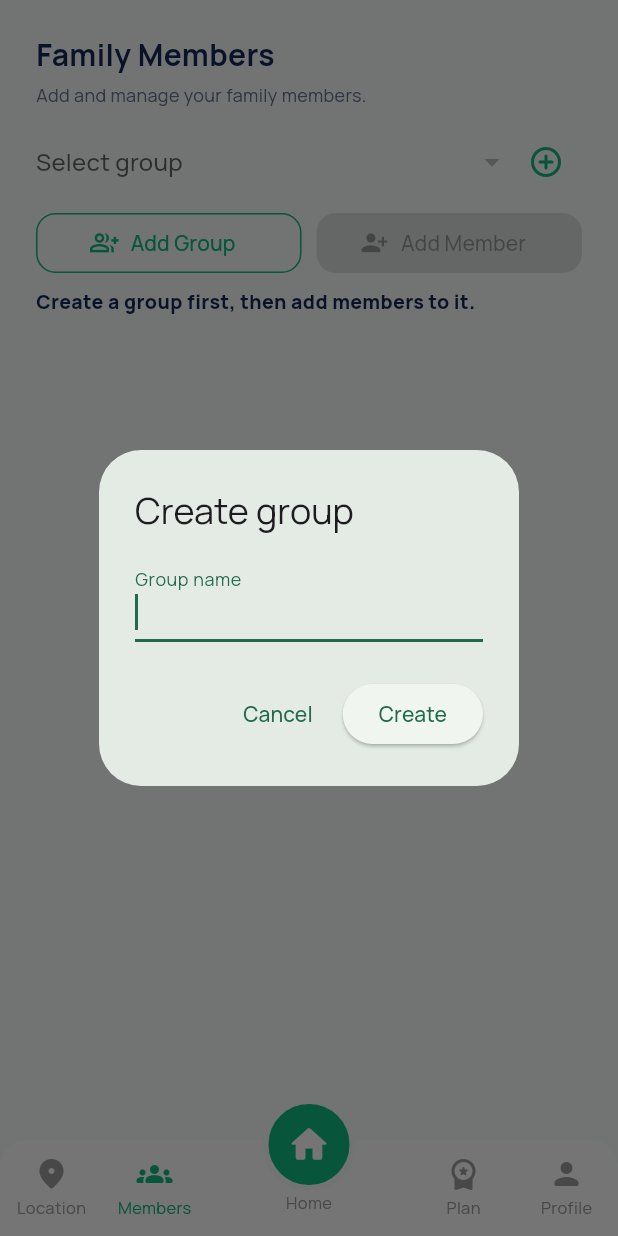
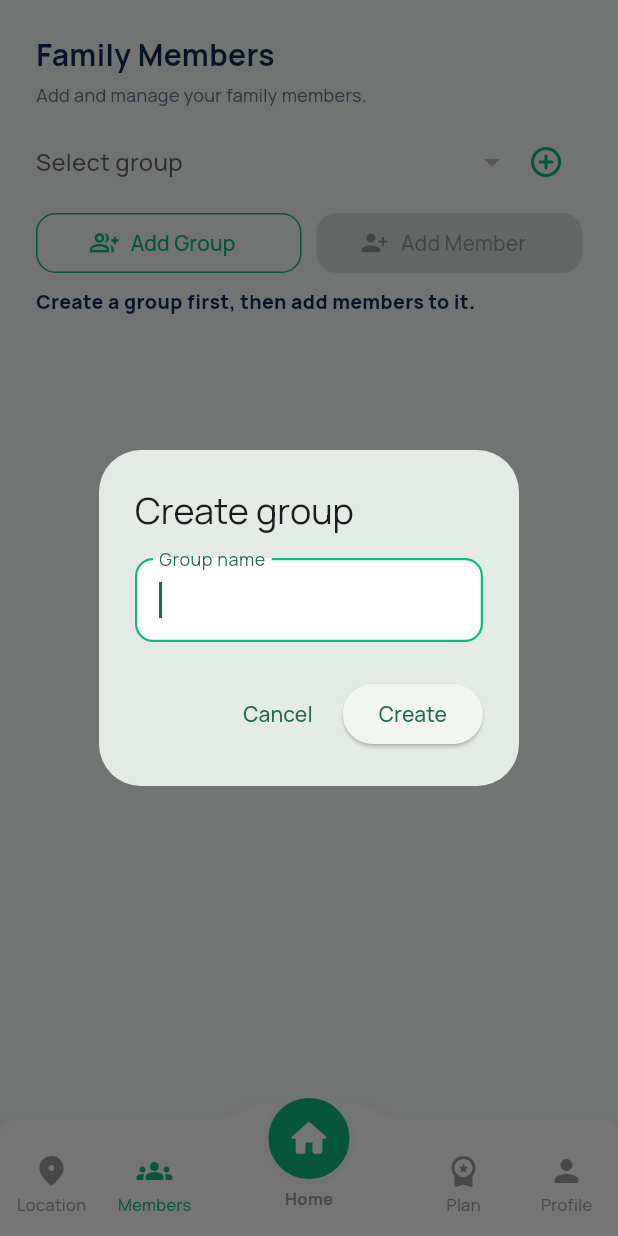
Before and after one commit to mafaq2502-creator/family-emergency-app, a Flutter app: the HomeScreen screen opened directly, item 2 of the bottom bar chosen, after a tap on the "add circle outline" icon, on a phone screen of 412 x 824 dp. Run offline on Flutter 3.47's test engine with Material 3 defaults, Android fonts, the phone set to English and light mode, and no system bars; our stand-ins replace cloud_firestore, country_picker, firebase_auth, firebase_core, flutter_timezone, google_fonts and 2 more; accounts and stored records are empty.

Commit message:
bugs fix

```diff
--- a/lib/features/shell/presentation/family_shell.dart
+++ b/lib/features/shell/presentation/family_shell.dart
@@ -46,6 +46,8 @@
   int _countdown = 3;
   bool _alertSent = false;
   Timer? _timer;
+  Timer? _groupRetryTimer;
+  bool _groupLoadErrorShown = false;
 
   final _profileNameController = TextEditingController();
   String? _profileRole;
@@ -103,13 +105,28 @@
     _groupsSubscription?.cancel();
     _groupsSubscription = _groupService.watchGroups(user).listen((groups) {
       if (!mounted) return;
+      _groupRetryTimer?.cancel();
+      _groupLoadErrorShown = false;
       setState(() {
         _groups = groups;
         final currentId = _selectedGroup?.id;
         _selectedGroup = groups.where((group) => group.id == currentId).cast<FamilyGroup?>().firstOrNull ?? (groups.isEmpty ? null : groups.first);
       });
       _watchMembers();
-    }, onError: (_) {});
+    }, onError: (_) {
+      if (!mounted) return;
+      if (!_groupLoadErrorShown) {
+        _groupLoadErrorShown = true;
+        ScaffoldMessenger.of(context).showSnackBar(const SnackBar(
+          content: Text('Could not sync groups. Retrying…'),
+          backgroundColor: kEmergency,
+          behavior: SnackBarBehavior.floating,
+          duration: Duration(seconds: 2),
+        ));
+      }
+      _groupRetryTimer?.cancel();
+      _groupRetryTimer = Timer(const Duration(seconds: 3), _watchGroups);
+    });
   }
 
   Future<void> _createGroup() async {
@@ -118,7 +135,21 @@
     if (name == null || name.isEmpty) return;
     final user = FirebaseAuth.instance.currentUser;
     if (user == null) return;
-    try { await _groupService.createGroup(user, name); } catch (_) { if (mounted) ScaffoldMessenger.of(context).showSnackBar(const SnackBar(content: Text('Could not create group.'), backgroundColor: kEmergency)); }
+    try {
+      final groupId = await _groupService.createGroup(user, name);
+      if (!mounted) return;
+      final createdGroup = FamilyGroup(id: groupId, name: name, ownerId: user.uid, role: 'owner', emergencyRecipientIds: [user.uid]);
+      setState(() {
+        _groups = [..._groups.where((group) => group.id != groupId), createdGroup];
+        _selectedGroup = createdGroup;
+        familyMembers = const [];
+      });
+      _watchMembers();
+      _watchGroups();
+      ScaffoldMessenger.of(context).showSnackBar(SnackBar(content: Text('$name created.'), backgroundColor: kEmerald));
+    } catch (_) {
+      if (mounted) ScaffoldMessenger.of(context).showSnackBar(const SnackBar(content: Text('Could not create group. Check Firestore rules and connection.'), backgroundColor: kEmergency));
+    }
   }
 
   Widget _groupSelector() => Row(children: [Expanded(child: DropdownButtonHideUnderline(child: DropdownButton<FamilyGroup>(value: _selectedGroup, hint: const Text('Select group'), isExpanded: true, items: _groups.map((group) => DropdownMenuItem(value: group, child: Text(group.name))).toList(), onChanged: (group) { setState(() => _selectedGroup = group); _watchMembers(); }))), IconButton(onPressed: _createGroup, icon: const Icon(Icons.add_circle_outline_rounded, color: kEmerald), tooltip: 'Add group')]);
@@ -475,6 +506,7 @@
     _groupsSubscription?.cancel();
     _membersSubscription?.cancel();
     _timer?.cancel();
+    _groupRetryTimer?.cancel();
     _profileNameController.dispose();
     super.dispose();
   }
@@ -585,32 +617,37 @@
       (Icons.person_rounded, 'Profile', 4),
     ];
     return SafeArea(
+      top: false,
       child: SizedBox(
-        height: 78,
+        height: 88,
         child: Stack(
           clipBehavior: Clip.none,
           alignment: Alignment.topCenter,
           children: [
             Positioned.fill(
-              top: 14,
-              child: Container(
-                decoration: BoxDecoration(
-                  color: isDark ? kDarkSurface : Colors.white,
-                  borderRadius: const BorderRadius.vertical(top: Radius.circular(18)),
-                ),
-                child: Row(
+              child: PhysicalShape(
+                clipper: const _WaveNavigationClipper(),
+                color: isDark ? kDarkSurface : Colors.white,
+                elevation: 10,
+                shadowColor: Colors.black26,
+                child: Padding(
+                  padding: const EdgeInsets.only(top: 20),
+                  child: Row(
                   children: [
                     for (final item in items.take(2)) _navItem(item.$1, item.$2, item.$3),
                     const Spacer(flex: 2),
                     for (final item in items.skip(2)) _navItem(item.$1, item.$2, item.$3),
                   ],
                 ),
+                ),
               ),
             ),
             Positioned(
-              top: -14,
-              child: GestureDetector(
+              top: -8,
+              child: InkResponse(
                 onTap: () => setState(() => _currentIndex = 2),
+                radius: 40,
+                hoverColor: kEmerald.withValues(alpha: .14),
                 child: Column(
                   children: [
                     Container(
@@ -623,8 +660,8 @@
                       ),
                       child: const Icon(Icons.home_rounded, color: Colors.white, size: 30),
                     ),
-                    const SizedBox(height: 0),
-                    Text('Home', style: TextStyle(color: _currentIndex == 2 ? kEmerald : Colors.grey, fontSize: 11)),
+                    const SizedBox(height: 1),
+                    Text('Home', style: TextStyle(color: _currentIndex == 2 ? kEmerald : Colors.grey, fontSize: 11, fontWeight: FontWeight.w700)),
                   ],
                 ),
               ),
@@ -640,6 +677,8 @@
     return Expanded(
       child: InkWell(
         onTap: () => setState(() => _currentIndex = index),
+        hoverColor: kEmerald.withValues(alpha: .10),
+        borderRadius: BorderRadius.circular(18),
         child: Column(
           mainAxisAlignment: MainAxisAlignment.center,
           children: [
@@ -908,3 +947,27 @@
   }
   */
 }
+
+class _WaveNavigationClipper extends CustomClipper<Path> {
+  const _WaveNavigationClipper();
+
+  @override
+  Path getClip(Size size) {
+    final center = size.width / 2;
+    return Path()
+      ..moveTo(0, size.height)
+      ..lineTo(0, 22)
+      ..quadraticBezierTo(0, 10, 18, 10)
+      ..lineTo(center - 60, 10)
+      ..cubicTo(center - 43, 10, center - 44, 0, center - 27, 0)
+      ..quadraticBezierTo(center, -2, center + 27, 0)
+      ..cubicTo(center + 44, 0, center + 43, 10, center + 60, 10)
+      ..lineTo(size.width - 18, 10)
+      ..quadraticBezierTo(size.width, 10, size.width, 22)
+      ..lineTo(size.width, size.height)
+      ..close();
+  }
+
+  @override
+  bool shouldReclip(covariant CustomClipper<Path> oldClipper) => false;
+}
--- a/lib/features/shell/presentation/tabs/home_tab.dart
+++ b/lib/features/shell/presentation/tabs/home_tab.dart
@@ -6,11 +6,15 @@
     final titleColor = isDark ? Colors.white : kNavy;
     final mutedColor = isDark ? Colors.white70 : const Color(0xFF64748B);
     return SafeArea(
-      child: SingleChildScrollView(
-        padding: const EdgeInsets.fromLTRB(24, 22, 24, 10),
-        child: Column(
-          crossAxisAlignment: CrossAxisAlignment.start,
-          children: [
+      child: LayoutBuilder(
+        builder: (context, viewport) => SingleChildScrollView(
+          padding: const EdgeInsets.fromLTRB(24, 22, 24, 14),
+          child: ConstrainedBox(
+            constraints: BoxConstraints(minHeight: viewport.maxHeight - 36),
+            child: IntrinsicHeight(
+              child: Column(
+                crossAxisAlignment: CrossAxisAlignment.start,
+                children: [
             Row(children: [
               Expanded(child: Column(crossAxisAlignment: CrossAxisAlignment.start, children: [
                 Text('Hello, ${_profileNameController.text.isEmpty ? 'Afaq' : _profileNameController.text}', style: TextStyle(fontSize: 21, height: 1, fontWeight: FontWeight.bold, color: titleColor)),
@@ -26,9 +30,13 @@
             ]),
             const SizedBox(height: 15),
             Text('Your Groups', style: TextStyle(fontSize: 15, fontWeight: FontWeight.w800, color: titleColor)),
-            if (_groups.isEmpty)
-              SizedBox(height: 285, child: Center(child: _homeActions(isDark, mutedColor)))
-            else ...[
+            if (_groups.isEmpty) ...[
+              const Spacer(),
+              Center(child: Text('No groups yet. Create one from Members.', style: TextStyle(fontSize: 12, color: mutedColor))),
+              const SizedBox(height: 22),
+              _homeActions(isDark, mutedColor),
+              const SizedBox(height: 18),
+            ] else ...[
               const SizedBox(height: 10),
               // A Wrap is deliberately used here instead of a nested GridView.
               // This tab lives inside a SingleChildScrollView; a nested viewport
@@ -51,7 +59,10 @@
               const SizedBox(height: 13),
               _homeActions(isDark, mutedColor),
             ],
-          ],
+                ],
+              ),
+            ),
+          ),
         ),
       ),
     );
@@ -103,7 +114,7 @@
     );
   }
 
-  Widget _groupHomeCard(FamilyGroup group, bool isDark) => InkWell(onTap: () => _openGroupHome(group), borderRadius: BorderRadius.circular(15), child: Container(padding: const EdgeInsets.all(14), decoration: BoxDecoration(color: isDark ? kDarkCard : Colors.white, borderRadius: BorderRadius.circular(15), border: Border.all(color: isDark ? Colors.white12 : const Color(0xFFE9EDF0))), child: Column(crossAxisAlignment: CrossAxisAlignment.start, children: [Icon(Icons.groups_rounded, color: kEmerald, size: 30), const Spacer(), Text(group.name, maxLines: 1, overflow: TextOverflow.ellipsis, style: TextStyle(fontWeight: FontWeight.w800, color: isDark ? Colors.white : kNavy)), const SizedBox(height: 3), Text(group.canManage ? 'Owner/Admin' : 'Member', style: TextStyle(fontSize: 11, color: isDark ? Colors.white60 : const Color(0xFF64748B)))])));
+  Widget _groupHomeCard(FamilyGroup group, bool isDark) => Material(color: isDark ? kDarkCard : Colors.white, borderRadius: BorderRadius.circular(15), child: InkWell(onTap: () => _openGroupHome(group), borderRadius: BorderRadius.circular(15), child: Container(padding: const EdgeInsets.all(14), decoration: BoxDecoration(borderRadius: BorderRadius.circular(15), border: Border.all(color: isDark ? Colors.white12 : const Color(0xFFE9EDF0))), child: Column(crossAxisAlignment: CrossAxisAlignment.start, children: [Icon(Icons.groups_rounded, color: kEmerald, size: 30), const Spacer(), Text(group.name, maxLines: 1, overflow: TextOverflow.ellipsis, style: TextStyle(fontWeight: FontWeight.w800, color: isDark ? Colors.white : kNavy)), const SizedBox(height: 3), Text(group.canManage ? 'Owner/Admin' : 'Member', style: TextStyle(fontSize: 11, color: isDark ? Colors.white60 : const Color(0xFF64748B)))]))));
 
   // ignore: unused_element
   Widget _homeMemberCard(FamilyMember member, int index, bool isDark) {
```
Also changed, not shown: lib/app/family_emergency_app.dart (+34 -0 lines), 2 other files.
